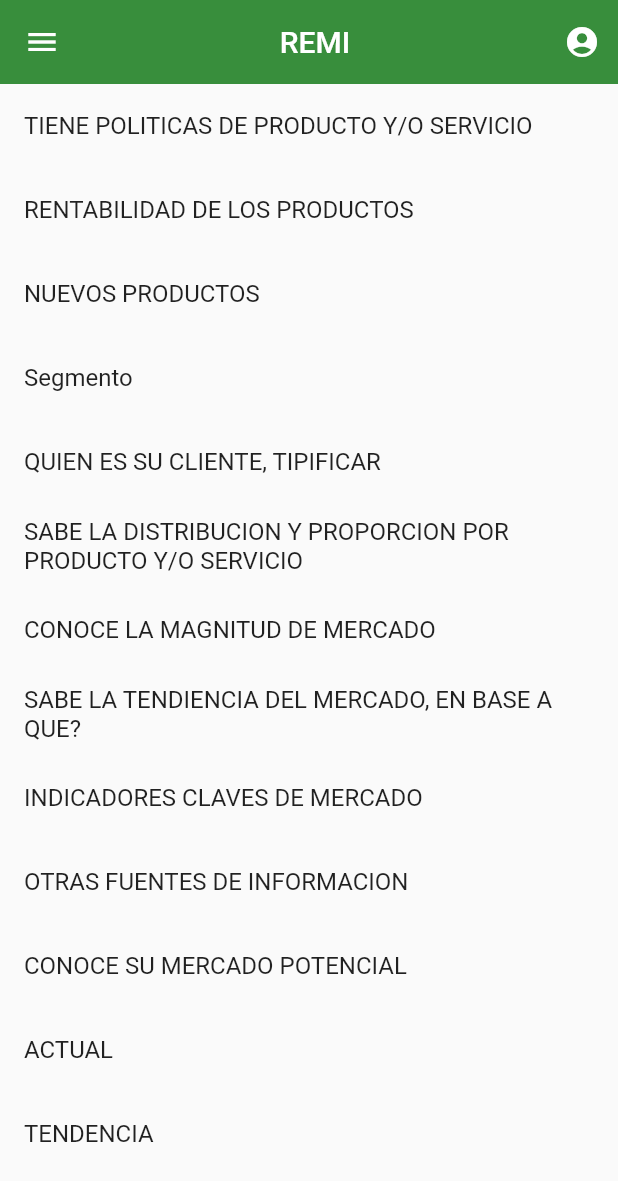
After one commit to edgarguamo/remi, a Flutter app: the FormPage screen opened by its route, in the side drawer, after a tap on the "account circle" icon, on a phone screen of 412 x 824 dp. The commit adds this screen. Shown: the top 1181 px of the screen. Run offline on Flutter 3.47's test engine with Material 2 defaults, Android fonts, the phone set to English and light mode, and no system bars; our stand-ins replace carousel_slider, rxdart.

Commit message:
Form Page added and Form format created

```diff
--- /dev/null
+++ b/data/oldformat.json
@@ -0,0 +1,58 @@
+[
+    {
+    "titulo": "TIENE POLITICAS DE PRODUCTO Y/O SERVICIO ",
+    "parametros":[
+        {
+            "titulo":"RENTABILIDAD DE LOS PRODUCTOS",
+            "tipo":"enunciado",
+            "valorMax":3
+        },
+        {
+            "titulo": "NUEVOS PRODUCTOS",
+            "tipo":"enunciado",
+            "valorMax": 2
+        }
+    ],
+    "valorMax":5
+},
+{
+    "titulo":"Segmento",
+    "parametros":[
+    {
+        "titulo": "QUIEN ES SU CLIENTE, TIPIFICAR",
+        "tipo":"enunciado",
+        "valorMax":5
+    },{
+        "titulo": "SABE LA DISTRIBUCION Y PROPORCION POR PRODUCTO Y/O SERVICIO",
+        "tipo":"enunciado",
+        "valorMax":5
+    },{
+        "titulo": "CONOCE LA MAGNITUD DE MERCADO",
+        "tipo":"enunciado",
+        "valorMax":5
+    },{
+        "titulo": "SABE LA TENDIENCIA DEL MERCADO, EN BASE A QUE?",
+        "tipo":"titulo"
+    },{
+        "titulo": "INDICADORES CLAVES DE MERCADO",
+        "tipo":"enunciado",
+        "valorMax":3
+    },{
+        "titulo": "OTRAS FUENTES DE INFORMACION",
+        "tipo":"enunciado",
+        "valorMax":2
+    },{
+        "titulo": "CONOCE SU MERCADO POTENCIAL",
+        "tipo":"titulo"
+    },{
+        "titulo": "ACTUAL",
+        "tipo":"enunciado",
+        "valorMax":3
+    },{
+        "titulo": "TENDENCIA",
+        "tipo":"enunciado",
+        "valorMax":2
+    }
+],
+"valorMax":25
+}]
--- /dev/null
+++ b/data/subsistemademercado.json
@@ -0,0 +1,67 @@
+[
+    {
+        "titulo": "TIENE POLITICAS DE PRODUCTO Y/O SERVICIO",
+        "tipo": "titulo1",
+        "valorMax": 5
+    },
+    {
+        "titulo": "RENTABILIDAD DE LOS PRODUCTOS",
+        "tipo": "enunciado",
+        "valorMax": 3
+    },
+    {
+        "titulo": "NUEVOS PRODUCTOS",
+        "tipo": "enunciado",
+        "valorMax": 2
+    },
+    {
+        "titulo": "Segmento",
+        "tipo": "titulo1",
+        "valorMax": 25
+    },
+    {
+        "titulo": "QUIEN ES SU CLIENTE, TIPIFICAR",
+        "tipo": "enunciado",
+        "valorMax": 5
+    },
+    {
+        "titulo": "SABE LA DISTRIBUCION Y PROPORCION POR PRODUCTO Y/O SERVICIO",
+        "tipo": "enunciado",
+        "valorMax": 5
+    },
+    {
+        "titulo": "CONOCE LA MAGNITUD DE MERCADO",
+        "tipo": "enunciado",
+        "valorMax": 5
+    },
+    {
+        "titulo": "SABE LA TENDIENCIA DEL MERCADO, EN BASE A QUE?",
+        "tipo": "titulo2",
+        "valorMax": 5
+    },
+    {
+        "titulo": "INDICADORES CLAVES DE MERCADO",
+        "tipo": "enunciado",
+        "valorMax": 3
+    },
+    {
+        "titulo": "OTRAS FUENTES DE INFORMACION",
+        "tipo": "enunciado",
+        "valorMax": 2
+    },
+    {
+        "titulo": "CONOCE SU MERCADO POTENCIAL",
+        "tipo": "titulo2",
+        "valorMax": 2
+    },
+    {
+        "titulo": "ACTUAL",
+        "tipo": "enunciado",
+        "valorMax": 3
+    },
+    {
+        "titulo": "TENDENCIA",
+        "tipo": "enunciado",
+        "valorMax": 2
+    }
+]
--- a/lib/src/bloc/login_bloc.dart
+++ b/lib/src/bloc/login_bloc.dart
@@ -6,7 +6,8 @@ class LoginBloc with validators {
   final _emailController = BehaviorSubject<String>();
   final _passwordController = BehaviorSubject<String>();
   //Listenmers
-  Stream<String> get emailStream => _emailController.stream;
+  Stream<String> get emailStream =>
+      _emailController.stream.transform(validarEmail);
   Stream<String> get passwordStream =>
       _passwordController.stream.transform(validarCaracteresPassword);
 
--- a/lib/src/bloc/provider.dart
+++ b/lib/src/bloc/provider.dart
@@ -11,6 +11,6 @@ class Provider extends InheritedWidget {
   bool updateShouldNotify(covariant InheritedWidget oldWidget) => true;
 
   static LoginBloc? of(BuildContext context) {
-    return context.dependOnInheritedWidgetOfExactType<Provider>()?.loginBloc;
+    return context.dependOnInheritedWidgetOfExactType<Provider>()!.loginBloc;
   }
 }
--- /dev/null
+++ b/lib/src/pages/form_page.dart
@@ -0,0 +1,107 @@
+import 'package:flutter/material.dart';
+import 'package:carousel_slider/carousel_slider.dart';
+import 'package:remi/src/providers/form_provider.dart';
+import 'package:remi/src/widget/navitation_drawer_widget.dart';
+
+class FormPage extends StatefulWidget {
+  FormPage({Key? key, required String title}) : super(key: key);
+
+  @override
+  _FormPageState createState() => _FormPageState();
+}
+
+const padd = Padding(padding: EdgeInsets.all(30));
+
+class _FormPageState extends State<FormPage> {
+  final appbar_green = Colors.green[700];
+
+  String? value;
+
+  @override
+  Widget build(BuildContext context) {
+    return Scaffold(
+      drawer: NavigationDrawerWidget(),
+      appBar: AppBar(
+        title: const Center(child: Text('REMI')),
+        backgroundColor: appbar_green,
+        elevation: 0,
+        actions: <Widget>[
+          IconButton(
+              tooltip: 'Ir a perfil',
+              icon: const Icon(Icons.account_circle),
+              onPressed: () {})
+        ],
+      ),
+      body: _list(),
+    );
+  }
+
+  _formQuestions() {
+    return Container();
+  }
+
+  _crearBotonEnviar() {
+    return ElevatedButton(
+      onPressed: () {},
+      child: Row(children: [Icon(Icons.save), Text("Guardar")]),
+    );
+  }
+
+  _crearNombre() {
+    return TextFormField(
+      textCapitalization: TextCapitalization.sentences,
+      decoration: InputDecoration(labelText: 'Producto'),
+    );
+  }
+
+  _crearPrecio() {
+    return TextFormField(
+      keyboardType: TextInputType.number,
+      decoration: InputDecoration(labelText: 'Precio'),
+    );
+  }
+
+  Widget _list() {
+    return FutureBuilder(
+      future: formProvider.chargeData(),
+      initialData: [],
+      builder: (context, AsyncSnapshot<List<dynamic>> snapshot) {
+        return ListView(
+          children: _listItems(snapshot.data, context),
+        );
+      },
+    );
+  }
+
+  List<Widget> _listItems(List<dynamic>? data, BuildContext context) {
+    final List<Widget> options = [];
+    data?.forEach((element) {
+      final widgetTemp = SizedBox(
+        child: ListTile(
+          title: Text(element['titulo']),
+        ),
+        // DropdownButton(
+        //   items: _puntaje(element['valorMax']),
+        //   value: value,
+        //   onChanged: (String? value) {
+        //     this.value = value;
+        //   },
+        // )
+      );
+      options.add(widgetTemp);
+    });
+    return options;
+  }
+
+  List<DropdownMenuItem<String>> _puntaje(int element) {
+    List<DropdownMenuItem<String>> data = [];
+    for (var i = 1; i <= element; i++) {
+      final widgetTemp = DropdownMenuItem<String>(
+        value: i.toString(),
+        child: Text(i.toString()),
+      );
+      data.add(widgetTemp);
+    }
+    return data;
+  }
+}
--- /dev/null
+++ b/lib/src/providers/form_provider.dart
@@ -0,0 +1,20 @@
+import 'dart:convert';
+
+import "package:flutter/services.dart" show rootBundle;
+
+class _FormProvider {
+  List<dynamic> opciones = [];
+  _FormProvider() {
+    chargeData();
+  }
+
+  Future<List<dynamic>> chargeData() async {
+    final route_data =
+        await rootBundle.loadString('data/subsistemademercado.json');
+    opciones = json.decode(route_data);
+
+    return opciones;
+  }
+}
+
+final formProvider = new _FormProvider();
--- a/lib/src/routes/routes.dart
+++ b/lib/src/routes/routes.dart
@@ -1,4 +1,5 @@
 import 'package:flutter/material.dart';
+import 'package:remi/src/pages/form_page.dart';
 import 'package:remi/src/pages/home_page.dart';
 import 'package:remi/src/pages/login_page.dart';
 import 'package:remi/src/pages/properties_page.dart';
@@ -8,5 +9,8 @@ Map<String, WidgetBuilder> getApplicationRoutes() {
     '/home': (BuildContext context) => HomePage(title: 'home'),
     '/prop': (BuildContext context) => PropertiesPage(title: 'properties'),
     '/login': (BuildContext context) => LoginPage(),
+    '/form': (BuildContext context) => FormPage(
+          title: 'form page',
+        ),
   };
 }
--- /dev/null
+++ b/lib/src/widget/form_num_widget.dart
@@ -0,0 +1 @@
+import 'package:flutter/material.dart';
--- a/lib/src/widget/navitation_drawer_widget.dart
+++ b/lib/src/widget/navitation_drawer_widget.dart
@@ -1,4 +1,5 @@
 import 'package:flutter/material.dart';
+import 'package:remi/src/pages/form_page.dart';
 import 'package:remi/src/pages/home_page.dart';
 import 'package:remi/src/pages/properties_page.dart';
 
@@ -24,6 +25,14 @@ class NavigationDrawerWidget extends StatelessWidget {
             onClicked: () => selectedItem(context, 1),
           ),
           const SizedBox(height: 24),
+          buildMenuItem(
+            text: 'Encuesta',
+            icon: Icons.description_outlined,
+            onClicked: () {
+              Navigator.of(context).push(MaterialPageRoute(
+                  builder: (context) => FormPage(title: 'form')));
+            },
+          ),
           Divider(color: Colors.grey),
           const SizedBox(height: 24),
           buildMenuItem(
--- a/pubspec.yaml
+++ b/pubspec.yaml
@@ -64,6 +64,7 @@ flutter:
     - assets/
   #   - images/a_dot_ham.jpeg
     - assets/images/
+    - data/subsistemademercado.json
 
   # An image asset can refer to one or more resolution-specific "variants", see
   # https://flutter.dev/assets-and-images/#resolution-aware.
```
Also changed, not shown: lib/src/bloc/validtors.dart (+14 -0 lines), lib/src/pages/login_page.dart (+9 -6 lines).
